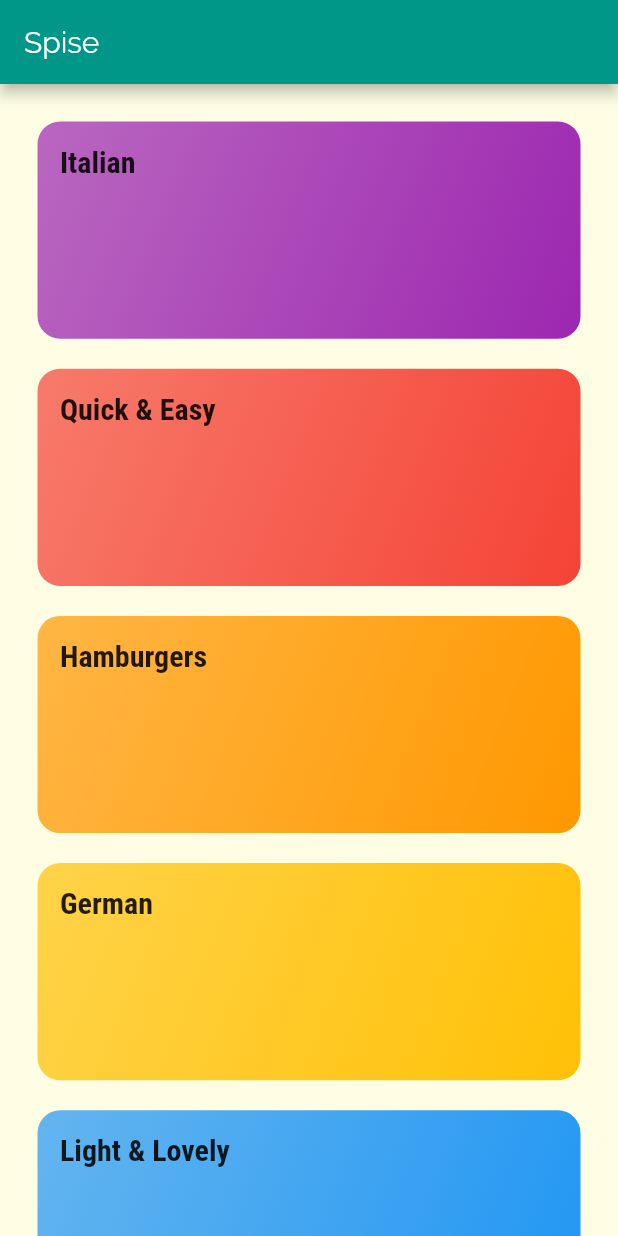
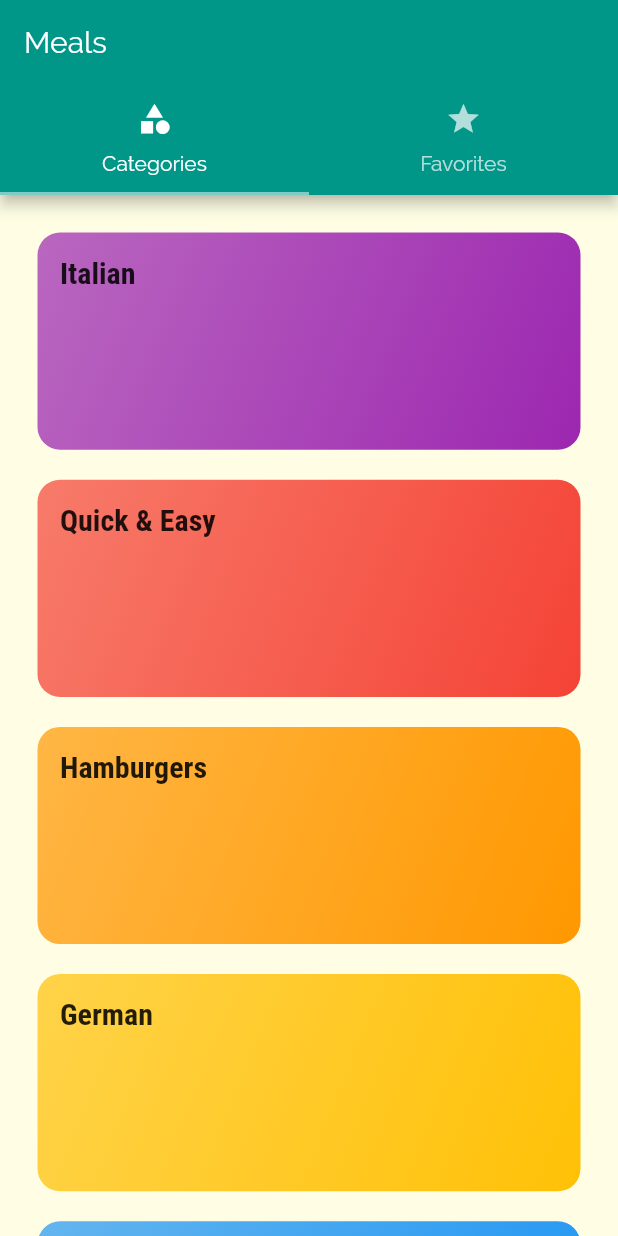
Before and after one commit to ejwanner/Spise, a Flutter app: the screen it shows after launch, on a phone screen of 412 x 824 dp. Run offline on Flutter 3.47's test engine with Material 2 defaults, Android fonts, the phone set to English and light mode, and no system bars.

Commit message:
Add TabBar and make the meal-detail-page

```diff
--- a/lib/main.dart
+++ b/lib/main.dart
@@ -1,5 +1,6 @@
 import 'package:flutter/material.dart';
 
+import 'screens/tabs-screen.dart';
 import 'screens/meal-detail-screen.dart';
 import 'screens/category-meals-screen.dart';
 import 'screens/categories-screen.dart';
@@ -15,7 +16,7 @@ class MyApp extends StatelessWidget {
       title: 'Spise',
       theme: ThemeData(
         primarySwatch: Colors.teal,
-        accentColor: Colors.amber,
+        accentColor: Colors.teal[200],
         canvasColor: Color.fromRGBO(255, 254, 229, 1),
         fontFamily: 'Raleway',
         textTheme: ThemeData.light().textTheme.copyWith(
@@ -30,10 +31,23 @@ class MyApp extends StatelessWidget {
               ),
             ),
       ),
-      home: CategoriesScreen(),
+      // home: CategoriesScreen(),
+      initialRoute: '/',
       routes: {
+        '/': (ctx) => TabsScreen(),
         CategoryMeals.routeName: (context) => CategoryMeals(),
         MealDetailScreen.routeName: (context) => MealDetailScreen(),
+      },
+      // onGenerateRoute: (settings) {
+      //   print(settings.arguments);
+      //   return MaterialPageRoute(
+      //     builder: (ctx) => CategoriesScreen(),
+      //   );
+      // },
+      onUnknownRoute: (settings) {
+        return MaterialPageRoute(
+          builder: (ctx) => CategoriesScreen(),
+        );
       },
     );
   }
--- a/lib/screens/categories-screen.dart
+++ b/lib/screens/categories-screen.dart
@@ -6,11 +6,7 @@ import '../dummy_data.dart';
 class CategoriesScreen extends StatelessWidget {
   @override
   Widget build(BuildContext context) {
-    return Scaffold(
-      appBar: AppBar(
-        title: const Text('Spise'),
-      ),
-      body: GridView(
+    return GridView(
       padding: const EdgeInsets.all(25),
       children: DUMMY_CATEGORIES
           .map(
@@ -26,7 +22,6 @@ class CategoriesScreen extends StatelessWidget {
         childAspectRatio: 2.5,
         mainAxisSpacing: 20,
       ),
-      ),
     );
   }
 }
--- /dev/null
+++ b/lib/screens/tabs-screen.dart
@@ -0,0 +1,41 @@
+import 'package:flutter/material.dart';
+
+import './categories-screen.dart';
+import './favorites-screen.dart';
+
+class TabsScreen extends StatefulWidget {
+  @override
+  _TabsScreenState createState() => _TabsScreenState();
+}
+
+class _TabsScreenState extends State<TabsScreen> {
+  @override
+  Widget build(BuildContext context) {
+    return DefaultTabController(
+      length: 2,
+      child: Scaffold(
+        appBar: AppBar(
+          title: Text('Meals'),
+          bottom: TabBar(
+            tabs: <Widget>[
+              Tab(
+                icon: Icon(Icons.category),
+                text: 'Categories',
+              ),
+              Tab(
+                icon: Icon(Icons.star),
+                text: 'Favorites',
+              ),
+            ],
+          ),
+        ),
+        body: TabBarView(
+          children: <Widget>[
+            CategoriesScreen(),
+            FavoritesScreen(),
+          ],
+        ),
+      ),
+    );
+  }
+}
```
Also changed, not shown: lib/screens/favorites-screen.dart (added, +10 -0 lines), lib/screens/meal-detail-screen.dart (+79 -3 lines). Lines whose indentation alone changed are shown as unchanged.
